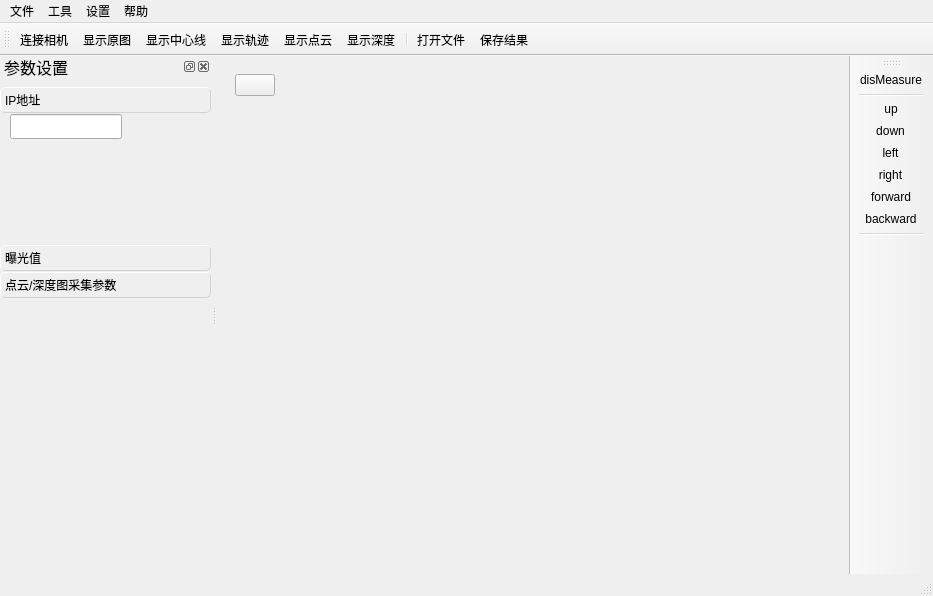
This is mainwindow.ui in WY-Huang/Laser-Scanning as Qt 5 draws it before an edit. The edited form follows.
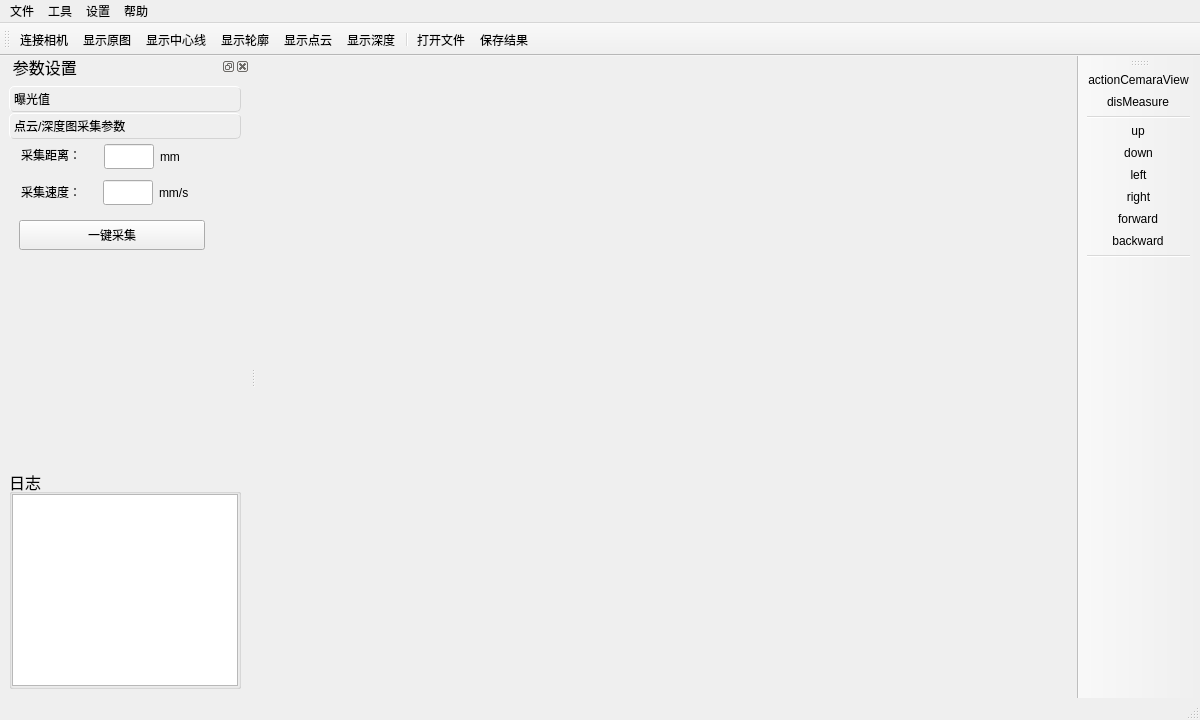
This is the edited form. The open tabs and pages were chosen to show the change. Icons and pictures are not drawn. Custom widgets are drawn as their Qt base class.

```diff
--- a/mainwindow.ui
+++ b/mainwindow.ui
@@ -6,38 +6,36 @@
    <rect>
     <x>0</x>
     <y>0</y>
-    <width>933</width>
-    <height>596</height>
+    <width>1200</width>
+    <height>720</height>
    </rect>
   </property>
+  <property name="minimumSize">
+   <size>
+    <width>1200</width>
+    <height>720</height>
+   </size>
+  </property>
+  <property name="baseSize">
+   <size>
+    <width>1280</width>
+    <height>720</height>
+   </size>
+  </property>
   <property name="windowTitle">
    <string>MainWindow</string>
   </property>
   <widget class="QWidget" name="centralwidget">
-   <layout class="QGridLayout" name="gridLayout_2">
-    <item row="0" column="0">
+   <layout class="QVBoxLayout" name="verticalLayout">
+    <item>
      <widget class="QStackedWidget" name="stackedWidget">
       <property name="currentIndex">
        <number>1</number>
       </property>
       <widget class="QWidget" name="page_0_imgshow">
        <layout class="QGridLayout" name="gridLayout">
-        <item row="0" column="0" alignment="Qt::AlignLeft">
-         <widget class="QPushButton" name="default_img">
-          <property name="enabled">
-           <bool>true</bool>
-          </property>
-          <property name="text">
-           <string/>
-          </property>
-          <property name="icon">
-           <iconset resource="ico.qrc">
-            <normaloff>:/toolbar_ico/icons/huifuxitongmoren.png</normaloff>:/toolbar_ico/icons/huifuxitongmoren.png</iconset>
-          </property>
-         </widget>
-        </item>
-        <item row="1" column="0">
-         <widget class="QLabel" name="imgShow">
+        <item row="0" column="0">
+         <widget class="LabelImageViewer" name="imgShow">
           <property name="sizePolicy">
            <sizepolicy hsizetype="Ignored" vsizetype="Ignored">
             <horstretch>0</horstretch>
@@ -77,7 +75,7 @@
     <rect>
      <x>0</x>
      <y>0</y>
-     <width>933</width>
+     <width>1200</width>
      <height>27</height>
     </rect>
    </property>
@@ -152,7 +150,13 @@
    <property name="minimumSize">
     <size>
      <width>211</width>
-     <height>338</height>
+     <height>369</height>
+    </size>
+   </property>
+   <property name="maximumSize">
+    <size>
+     <width>250</width>
+     <height>524287</height>
     </size>
    </property>
    <property name="font">
@@ -169,20 +173,20 @@
     <bool>false</bool>
    </property>
    <property name="windowTitle">
-    <string>参数设置</string>
+    <string>  参数设置</string>
    </property>
    <attribute name="dockWidgetArea">
     <number>1</number>
    </attribute>
    <widget class="QWidget" name="dockWidgetContents">
+    <layout class="QVBoxLayout" name="verticalLayout_3" stretch="1,0">
+     <item>
     <widget class="QToolBox" name="toolBox">
-     <property name="geometry">
-      <rect>
-       <x>0</x>
-       <y>10</y>
-       <width>211</width>
-       <height>211</height>
-      </rect>
+       <property name="minimumSize">
+        <size>
+         <width>0</width>
+         <height>210</height>
+        </size>
      </property>
      <property name="styleSheet">
       <string notr="true">QToolBox::Tab { border: 1px outset lightgray; border-radius: 5px; }</string>
@@ -196,58 +200,6 @@
      <property name="tabSpacing">
       <number>1</number>
      </property>
-     <widget class="QWidget" name="page">
-      <property name="geometry">
-       <rect>
-        <x>0</x>
-        <y>0</y>
-        <width>211</width>
-        <height>118</height>
-       </rect>
-      </property>
-      <property name="styleSheet">
-       <string notr="true"/>
-      </property>
-      <attribute name="icon">
-       <iconset resource="ico.qrc">
-        <normaloff>:/toolbar_ico/icons/right.png</normaloff>
-        <selectedon>:/toolbar_ico/icons/down.png</selectedon>:/toolbar_ico/icons/right.png</iconset>
-      </attribute>
-      <attribute name="label">
-       <string>IP地址</string>
-      </attribute>
-      <widget class="QLineEdit" name="IpAddr">
-       <property name="geometry">
-        <rect>
-         <x>10</x>
-         <y>0</y>
-         <width>112</width>
-         <height>25</height>
-        </rect>
-       </property>
-       <property name="sizePolicy">
-        <sizepolicy hsizetype="Maximum" vsizetype="Fixed">
-         <horstretch>0</horstretch>
-         <verstretch>0</verstretch>
-        </sizepolicy>
-       </property>
-       <property name="minimumSize">
-        <size>
-         <width>80</width>
-         <height>0</height>
-        </size>
-       </property>
-       <property name="maximumSize">
-        <size>
-         <width>120</width>
-         <height>16777215</height>
-        </size>
-       </property>
-       <property name="mouseTracking">
-        <bool>false</bool>
-       </property>
-      </widget>
-     </widget>
      <widget class="QWidget" name="page_2">
       <property name="geometry">
        <rect>
@@ -330,8 +282,8 @@
        <rect>
         <x>0</x>
         <y>0</y>
-        <width>211</width>
-        <height>118</height>
+          <width>232</width>
+          <height>281</height>
        </rect>
       </property>
       <attribute name="icon">
@@ -520,6 +472,32 @@
       </widget>
      </widget>
     </widget>
+     </item>
+     <item>
+      <widget class="QGroupBox" name="groupBox">
+       <property name="title">
+        <string>日志</string>
+       </property>
+       <layout class="QVBoxLayout" name="verticalLayout_2">
+        <property name="leftMargin">
+         <number>0</number>
+        </property>
+        <property name="topMargin">
+         <number>0</number>
+        </property>
+        <property name="rightMargin">
+         <number>0</number>
+        </property>
+        <property name="bottomMargin">
+         <number>0</number>
+        </property>
+        <item>
+         <widget class="QTextBrowser" name="textBrowser"/>
+        </item>
+       </layout>
+      </widget>
+     </item>
+    </layout>
    </widget>
   </widget>
   <widget class="QToolBar" name="toolBar_right">
@@ -532,6 +510,7 @@
    <attribute name="toolBarBreak">
     <bool>false</bool>
    </attribute>
+   <addaction name="actionactionCemaraView"/>
    <addaction name="actiondisMeasure"/>
    <addaction name="separator"/>
    <addaction name="actionup"/>
@@ -604,7 +583,10 @@
      <normaloff>:/toolbar_ico/icons/contour.png</normaloff>:/toolbar_ico/icons/contour.png</iconset>
    </property>
    <property name="text">
-    <string>显示轨迹</string>
+    <string>显示轮廓</string>
+   </property>
+   <property name="toolTip">
+    <string>显示单条轮廓</string>
    </property>
   </action>
   <action name="showDepth">
@@ -735,6 +717,21 @@
     <string>测量两点间的距离</string>
    </property>
   </action>
+  <action name="actionactionCemaraView">
+   <property name="checkable">
+    <bool>true</bool>
+   </property>
+   <property name="icon">
+    <iconset resource="ico.qrc">
+     <normaloff>:/toolbar_ico/icons/views/cameraView.png</normaloff>:/toolbar_ico/icons/views/cameraView.png</iconset>
+   </property>
+   <property name="text">
+    <string>actionCemaraView</string>
+   </property>
+   <property name="toolTip">
+    <string>自适应视角</string>
+   </property>
+  </action>
  </widget>
  <customwidgets>
   <customwidget>
@@ -743,6 +740,11 @@
    <header>QVTKOpenGLWidget.h</header>
    <container>1</container>
   </customwidget>
+  <customwidget>
+   <class>LabelImageViewer</class>
+   <extends>QLabel</extends>
+   <header>label_image_viewer.h</header>
+  </customwidget>
  </customwidgets>
  <resources>
   <include location="ico.qrc"/>
```
Left out of the diff: 27 changed lines with no effect on the pictures. Lines whose indentation alone changed are shown as unchanged.
